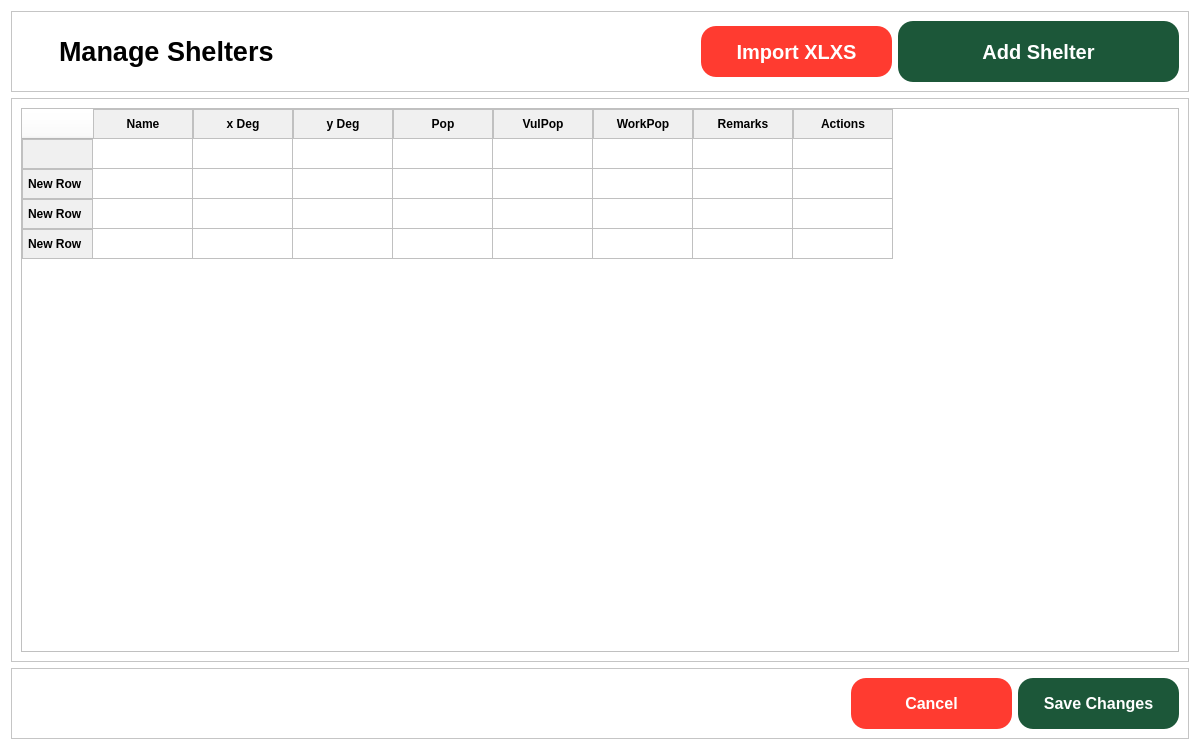
Qt form FE/entityManagementShelter.ui (Lucianono/ShelterAlloc_Thesis) before a commit.
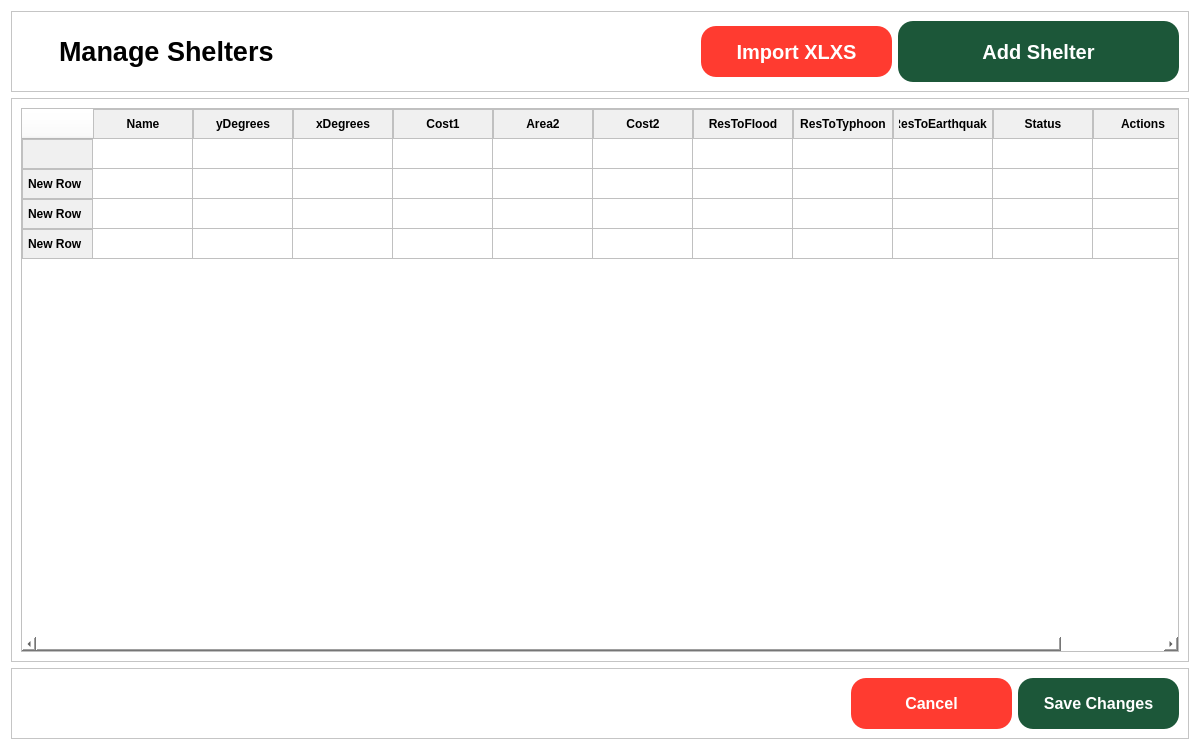
The same form after that commit. Icons and pictures are not drawn.

Diff of the .ui file:
```diff
--- a/FE/entityManagementShelter.ui
+++ b/FE/entityManagementShelter.ui
@@ -250,6 +250,15 @@
         <property name="frameShadow">
          <enum>QFrame::Raised</enum>
         </property>
+        <attribute name="horizontalHeaderShowSortIndicator" stdset="0">
+         <bool>false</bool>
+        </attribute>
+        <attribute name="horizontalHeaderStretchLastSection">
+         <bool>true</bool>
+        </attribute>
+        <attribute name="verticalHeaderShowSortIndicator" stdset="0">
+         <bool>false</bool>
+        </attribute>
         <row>
          <property name="text">
           <string/>
@@ -277,32 +286,47 @@
         </column>
         <column>
          <property name="text">
-          <string>x Deg</string>
+          <string>yDegrees</string>
          </property>
         </column>
         <column>
          <property name="text">
-          <string>y Deg</string>
+          <string>xDegrees</string>
          </property>
         </column>
         <column>
          <property name="text">
-          <string>Pop</string>
+          <string>Cost1</string>
          </property>
         </column>
         <column>
          <property name="text">
-          <string>VulPop</string>
+          <string>Area2</string>
          </property>
         </column>
         <column>
          <property name="text">
-          <string>WorkPop</string>
+          <string>Cost2</string>
          </property>
         </column>
         <column>
          <property name="text">
-          <string>Remarks</string>
+          <string>ResToFlood</string>
+         </property>
+        </column>
+        <column>
+         <property name="text">
+          <string>ResToTyphoon</string>
+         </property>
+        </column>
+        <column>
+         <property name="text">
+          <string>ResToEarthquake</string>
+         </property>
+        </column>
+        <column>
+         <property name="text">
+          <string>Status</string>
          </property>
         </column>
         <column>
```
